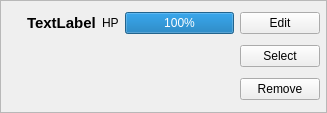
First picture: the form in app/view/forms/bosspanel.ui, repository r0nd0ud0u/qt-rpg, before the edit.
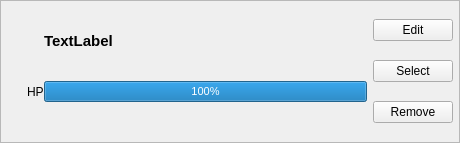
Second picture: the form after the edit. Custom widgets are drawn as their Qt base class.

Commit message: update style on  players panels

```diff
--- a/app/view/forms/bosspanel.ui
+++ b/app/view/forms/bosspanel.ui
@@ -6,8 +6,8 @@
    <rect>
     <x>0</x>
     <y>0</y>
-    <width>327</width>
-    <height>113</height>
+    <width>460</width>
+    <height>143</height>
    </rect>
   </property>
   <property name="sizePolicy">
@@ -78,26 +78,43 @@
       </item>
       <item>
        <widget class="QWidget" name="info_widget" native="true">
+        <layout class="QHBoxLayout" name="horizontalLayout_4">
+         <property name="spacing">
+          <number>6</number>
+         </property>
+         <property name="leftMargin">
+          <number>6</number>
+         </property>
+         <property name="topMargin">
+          <number>6</number>
+         </property>
+         <property name="rightMargin">
+          <number>6</number>
+         </property>
+         <property name="bottomMargin">
+          <number>6</number>
+         </property>
+         <item>
         <layout class="QGridLayout" name="gridLayout">
          <property name="leftMargin">
-          <number>6</number>
+            <number>0</number>
          </property>
          <property name="topMargin">
-          <number>6</number>
+            <number>0</number>
          </property>
          <property name="rightMargin">
-          <number>6</number>
+            <number>0</number>
          </property>
          <property name="bottomMargin">
-          <number>6</number>
-         </property>
-         <property name="spacing">
-          <number>6</number>
-         </property>
-         <item row="0" column="2">
+            <number>7</number>
+           </property>
+           <property name="horizontalSpacing">
+            <number>0</number>
+           </property>
+           <item row="1" column="0">
           <widget class="QLabel" name="hp_label">
            <property name="sizePolicy">
-            <sizepolicy hsizetype="Preferred" vsizetype="Preferred">
+              <sizepolicy hsizetype="Fixed" vsizetype="Preferred">
              <horstretch>0</horstretch>
              <verstretch>0</verstretch>
             </sizepolicy>
@@ -112,30 +129,28 @@
            </property>
           </widget>
          </item>
-         <item row="0" column="3">
+           <item row="1" column="1">
           <widget class="QProgressBar" name="hp_bar">
            <property name="sizePolicy">
-            <sizepolicy hsizetype="Expanding" vsizetype="Fixed">
+              <sizepolicy hsizetype="MinimumExpanding" vsizetype="Fixed">
              <horstretch>0</horstretch>
              <verstretch>0</verstretch>
             </sizepolicy>
            </property>
+             <property name="font">
+              <font>
+               <pointsize>8</pointsize>
+              </font>
+             </property>
            <property name="value">
             <number>100</number>
            </property>
           </widget>
          </item>
-         <item row="1" column="4">
-          <widget class="CompSecondaryButton" name="selectPushButton">
-           <property name="text">
-            <string>Select</string>
-           </property>
-          </widget>
-         </item>
          <item row="0" column="1">
           <widget class="QLabel" name="name_label">
            <property name="sizePolicy">
-            <sizepolicy hsizetype="Preferred" vsizetype="Preferred">
+              <sizepolicy hsizetype="Fixed" vsizetype="Fixed">
              <horstretch>0</horstretch>
              <verstretch>0</verstretch>
             </sizepolicy>
@@ -151,19 +166,47 @@
            </property>
           </widget>
          </item>
-         <item row="0" column="4">
+          </layout>
+         </item>
+         <item>
+          <layout class="QVBoxLayout" name="verticalLayout_2">
+           <property name="spacing">
+            <number>7</number>
+           </property>
+           <property name="leftMargin">
+            <number>0</number>
+           </property>
+           <property name="topMargin">
+            <number>0</number>
+           </property>
+           <property name="rightMargin">
+            <number>0</number>
+           </property>
+           <property name="bottomMargin">
+            <number>0</number>
+           </property>
+           <item>
           <widget class="CompSecondaryButton" name="edit_button">
            <property name="text">
             <string>Edit</string>
            </property>
           </widget>
          </item>
-         <item row="2" column="4">
+           <item>
+            <widget class="CompSecondaryButton" name="selectPushButton">
+             <property name="text">
+              <string>Select</string>
+             </property>
+            </widget>
+           </item>
+           <item>
           <widget class="CompSecondaryButton" name="removePushButton">
            <property name="text">
             <string>Remove</string>
            </property>
           </widget>
+           </item>
+          </layout>
          </item>
         </layout>
        </widget>
```
Lines whose indentation alone changed are shown as unchanged. The commit also changes 2 other files.
